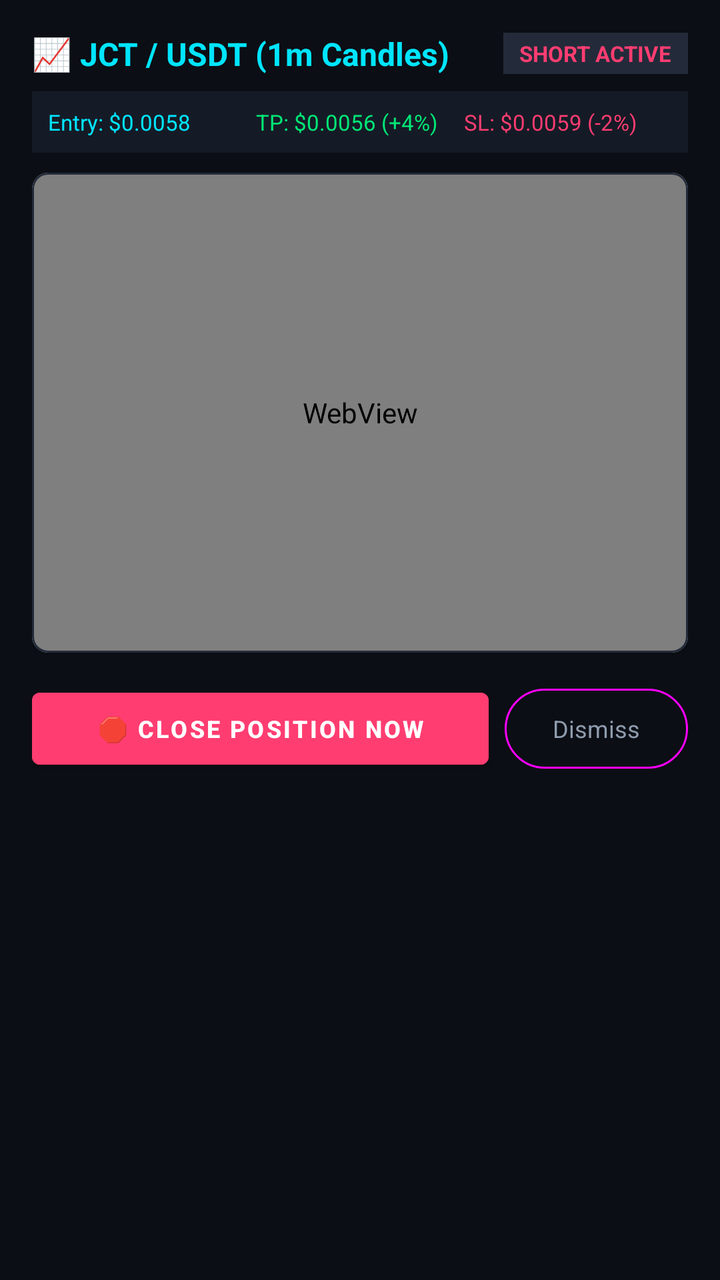
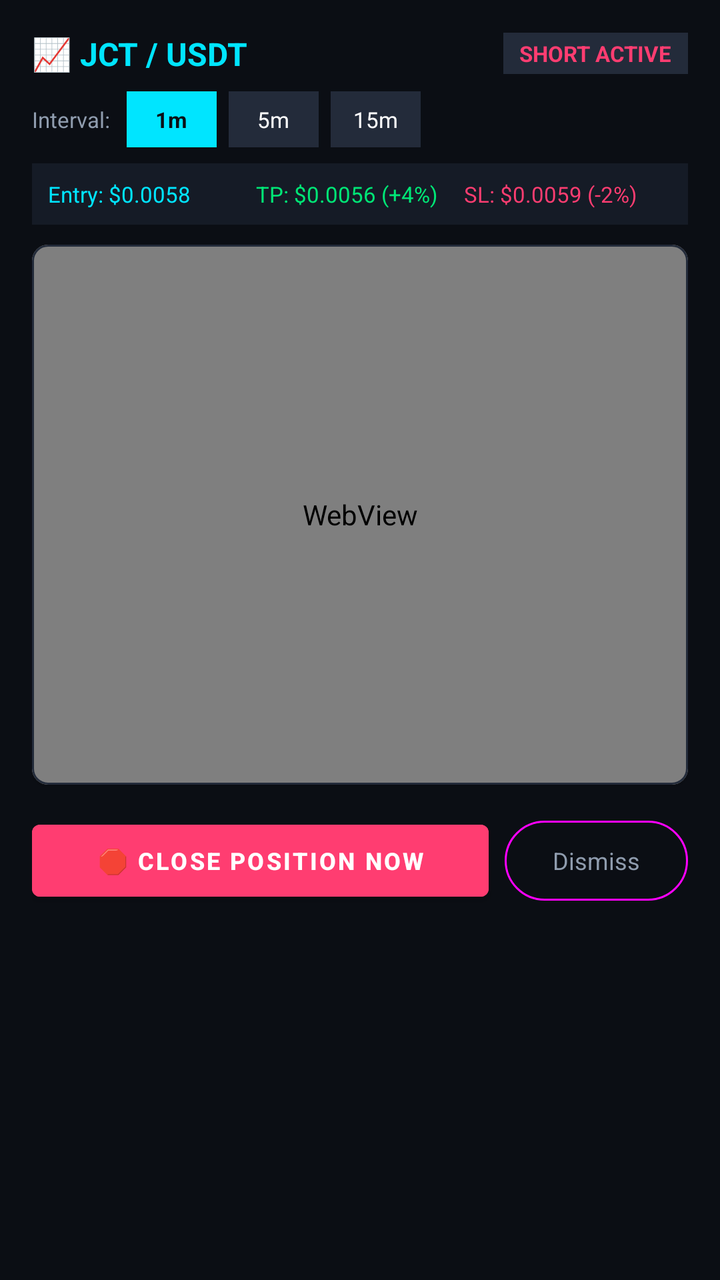

The first picture is an Android layout as it rendered before a commit; the second is the same layout after the commit. The layout source and the unified diff follow.
<!-- AndroidManifest.xml: application theme Theme.CryptoSentinel -->
<!-- res/layout/dialog_chart.xml -->
<?xml version="1.0" encoding="utf-8"?>
<LinearLayout xmlns:android="http://schemas.android.com/apk/res/android"
    xmlns:app="http://schemas.android.com/apk/res-auto"
    android:layout_width="match_parent"
    android:layout_height="wrap_content"
    android:background="@color/bg_dark"
    android:orientation="vertical"
    android:padding="16dp">

    
    <LinearLayout
        android:layout_width="match_parent"
        android:layout_height="wrap_content"
        android:gravity="center_vertical"
        android:orientation="horizontal">

        <TextView
            android:id="@+id/tvChartTitle"
            android:layout_width="0dp"
            android:layout_height="wrap_content"
            android:layout_weight="1"
            android:text="📈 JCT / USDT (1m Candles)"
            android:textColor="@color/primary_cyan"
            android:textSize="16sp"
            android:textStyle="bold" />

        <TextView
            android:id="@+id/tvChartStatus"
            android:layout_width="wrap_content"
            android:layout_height="wrap_content"
            android:background="@color/card_border"
            android:paddingHorizontal="8dp"
            android:paddingVertical="3dp"
            android:text="SHORT ACTIVE"
            android:textColor="@color/neon_red"
            android:textSize="11sp"
            android:textStyle="bold" />
    </LinearLayout>

    
    <LinearLayout
        android:layout_width="match_parent"
        android:layout_height="wrap_content"
        android:layout_marginTop="8dp"
        android:background="@color/card_bg"
        android:orientation="horizontal"
        android:padding="8dp">

        <TextView
            android:id="@+id/tvChartEntry"
            android:layout_width="0dp"
            android:layout_height="wrap_content"
            android:layout_weight="1"
            android:text="Entry: $0.0058"
            android:textColor="@color/primary_cyan"
            android:textSize="11sp" />

        <TextView
            android:id="@+id/tvChartTp"
            android:layout_width="0dp"
            android:layout_height="wrap_content"
            android:layout_weight="1"
            android:text="TP: $0.0056 (+4%)"
            android:textColor="@color/neon_green"
            android:textSize="11sp" />

        <TextView
            android:id="@+id/tvChartSl"
            android:layout_width="0dp"
            android:layout_height="wrap_content"
            android:layout_weight="1"
            android:text="SL: $0.0059 (-2%)"
            android:textColor="@color/neon_red"
            android:textSize="11sp" />
    </LinearLayout>

    
    <com.google.android.material.card.MaterialCardView
        android:layout_width="match_parent"
        android:layout_height="240dp"
        android:layout_marginTop="10dp"
        app:cardBackgroundColor="@color/card_bg"
        app:cardCornerRadius="8dp"
        app:strokeColor="@color/card_border"
        app:strokeWidth="1dp">

        <WebView
            android:id="@+id/webViewChart"
            android:layout_width="match_parent"
            android:layout_height="match_parent" />
    </com.google.android.material.card.MaterialCardView>

    
    <LinearLayout
        android:layout_width="match_parent"
        android:layout_height="wrap_content"
        android:layout_marginTop="14dp"
        android:orientation="horizontal">

        <com.google.android.material.button.MaterialButton
            android:id="@+id/btnClosePosition"
            android:layout_width="0dp"
            android:layout_height="wrap_content"
            android:layout_marginEnd="8dp"
            android:layout_weight="1"
            android:backgroundTint="@color/neon_red"
            android:text="🛑 Close Position Now"
            android:textColor="@color/text_white"
            android:textSize="12sp"
            android:textStyle="bold" />

        <com.google.android.material.button.MaterialButton
            android:id="@+id/btnDismissChart"
            style="@style/Widget.Material3.Button.OutlinedButton"
            android:layout_width="wrap_content"
            android:layout_height="wrap_content"
            android:text="Dismiss"
            android:textColor="@color/text_dim"
            android:textSize="12sp" />
    </LinearLayout>

</LinearLayout>
<!-- resources referenced by this layout -->
<resources>
  <color name="bg_dark">#0B0E14</color>
  <color name="card_bg">#151B26</color>
  <color name="card_border">#232B3A</color>
  <color name="neon_green">#00E676</color>
  <color name="neon_red">#FF3D71</color>
  <color name="primary_cyan">#00E5FF</color>
  <color name="text_dim">#8F9CAE</color>
  <color name="text_white">#FFFFFF</color>
  <style name="Theme.CryptoSentinel" parent="Theme.MaterialComponents.DayNight.NoActionBar">
          <item name="colorPrimary">@color/primary_cyan</item>
          <item name="colorPrimaryVariant">@color/primary_cyan</item>
          <item name="colorOnPrimary">@color/bg_dark</item>
          <item name="android:windowBackground">@color/bg_dark</item>
          <item name="android:statusBarColor">@color/bg_dark</item>
          <item name="android:navigationBarColor">@color/bg_dark</item>
      </style>
</resources>

<!-- the commit's change to res/layout/dialog_chart.xml (unified diff, before → after) -->
@@ -19,7 +19,7 @@
             android:layout_width="0dp"
             android:layout_height="wrap_content"
             android:layout_weight="1"
-            android:text="📈 JCT / USDT (1m Candles)"
+            android:text="📈 JCT / USDT"
             android:textColor="@color/primary_cyan"
             android:textSize="16sp"
             android:textStyle="bold" />
@@ -35,6 +35,56 @@
             android:textColor="@color/neon_red"
             android:textSize="11sp"
             android:textStyle="bold" />
+    </LinearLayout>
+
+    
+    <LinearLayout
+        android:layout_width="match_parent"
+        android:layout_height="wrap_content"
+        android:layout_marginTop="8dp"
+        android:gravity="center_vertical"
+        android:orientation="horizontal">
+
+        <TextView
+            android:layout_width="wrap_content"
+            android:layout_height="wrap_content"
+            android:layout_marginEnd="8dp"
+            android:text="Interval:"
+            android:textColor="@color/text_dim"
+            android:textSize="11sp" />
+
+        <TextView
+            android:id="@+id/btnTf1m"
+            android:layout_width="45dp"
+            android:layout_height="28dp"
+            android:layout_marginEnd="6dp"
+            android:background="@color/primary_cyan"
+            android:gravity="center"
+            android:text="1m"
+            android:textColor="@color/bg_dark"
+            android:textSize="11sp"
+            android:textStyle="bold" />
+
+        <TextView
+            android:id="@+id/btnTf5m"
+            android:layout_width="45dp"
+            android:layout_height="28dp"
+            android:layout_marginEnd="6dp"
+            android:background="@color/card_border"
+            android:gravity="center"
+            android:text="5m"
+            android:textColor="@color/text_white"
+            android:textSize="11sp" />
+
+        <TextView
+            android:id="@+id/btnTf15m"
+            android:layout_width="45dp"
+            android:layout_height="28dp"
+            android:background="@color/card_border"
+            android:gravity="center"
+            android:text="15m"
+            android:textColor="@color/text_white"
+            android:textSize="11sp" />
     </LinearLayout>
 
     
@@ -77,7 +127,7 @@
     
     <com.google.android.material.card.MaterialCardView
         android:layout_width="match_parent"
-        android:layout_height="240dp"
+        android:layout_height="270dp"
         android:layout_marginTop="10dp"
         app:cardBackgroundColor="@color/card_bg"
         app:cardCornerRadius="8dp"
